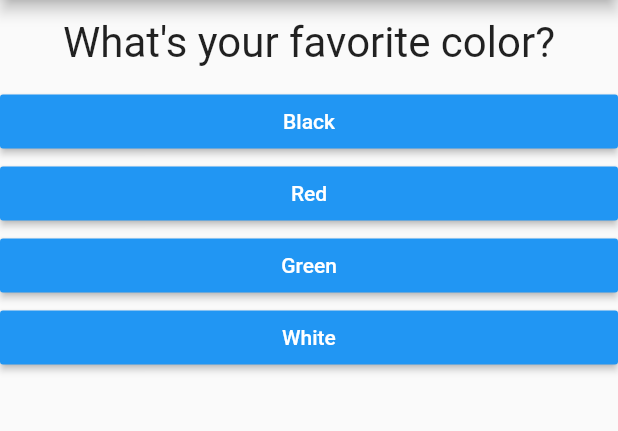
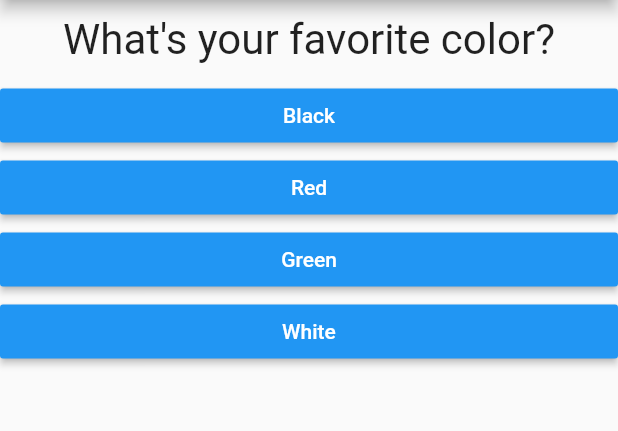
Before and after one commit to rairishi764/flutter-learningapp, a Flutter app: the screen it shows after launch, on a phone screen of 412 x 824 dp, the part 84-515 px from its top. Run offline on Flutter 3.47's test engine with Material 2 defaults, Android fonts, the phone set to English and light mode, and no system bars.

Commit message:
quiz completed

```diff
--- a/lib/question.dart
+++ b/lib/question.dart
@@ -1,23 +1,20 @@
 import 'package:flutter/material.dart';
 
 class Question extends StatelessWidget {
-  //every widget needs to be in class
+  final String questionText;
 
-  final String questionTest;
+  Question(this.questionText);
 
-  Question(this.questionTest);
-
-  Widget build(BuildContext ctx) {
-    // every widget class has to impleent build funtion
+  @override
+  Widget build(BuildContext context) {
     return Container(
-        // just a wrapper which isnt visible
-        width: double.infinity, //as much space available
-        margin: EdgeInsets.all(10),
-        padding: EdgeInsets.all(2),
-        child: Text(
-          questionTest,
-          style: TextStyle(fontSize: 28),
-          textAlign: TextAlign.center,
-        ));
+      width: double.infinity,
+      margin: EdgeInsets.all(10),
+      child: Text(
+        questionText,
+        style: TextStyle(fontSize: 28),
+        textAlign: TextAlign.center,
+      ),
+    );
   }
 }
```
